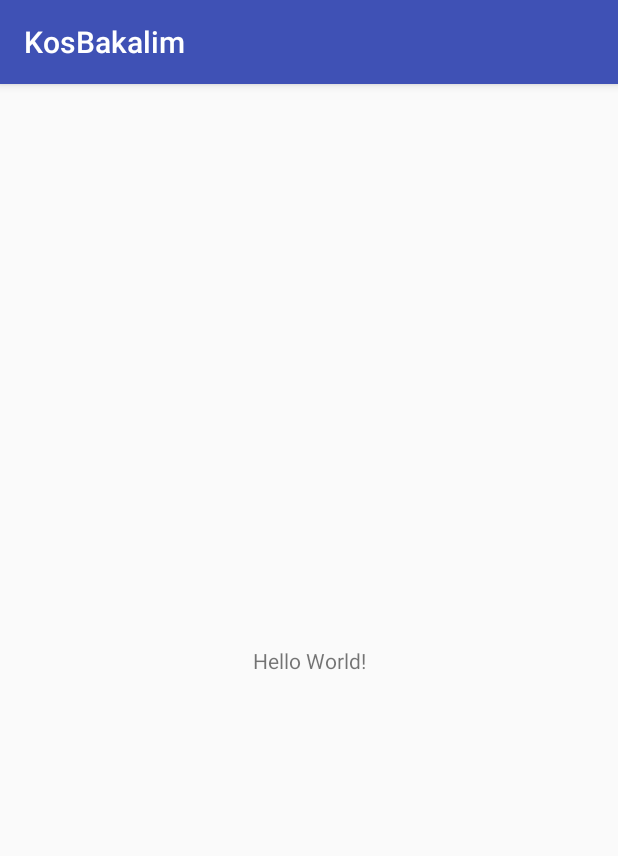
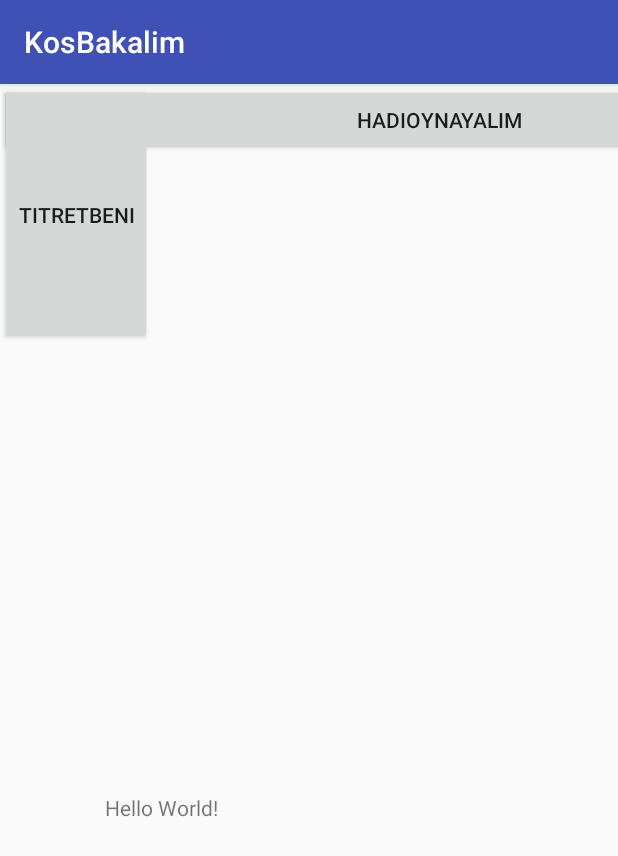
Before and after one commit to ZE0TRON/KosBakalim, an Android app: the screen it shows after launch (MainActivity), on a phone screen of 412 x 824 dp. Shown: the top 856 px of the screen. Run offline under Robolectric (Android 15) with nearby library versions, the phone set to English and light mode, and no system bars.

```diff
--- a/mobile/src/main/res/layout/activity_main.xml
+++ b/mobile/src/main/res/layout/activity_main.xml
@@ -11,8 +11,28 @@
         android:layout_height="wrap_content"
         android:text="Hello World!"
         app:layout_constraintBottom_toBottomOf="parent"
+        app:layout_constraintHorizontal_bias="0.207"
         app:layout_constraintLeft_toLeftOf="parent"
         app:layout_constraintRight_toRightOf="parent"
-        app:layout_constraintTop_toTopOf="parent" />
+        app:layout_constraintTop_toTopOf="parent"
+        app:layout_constraintVertical_bias="0.631" />
+
+    <Button
+        android:id="@+id/button4"
+        android:layout_width="wrap_content"
+        android:layout_height="174dp"
+        android:onClick="quake"
+        android:text="titretBeni"
+        tools:layout_editor_absoluteX="43dp"
+        tools:layout_editor_absoluteY="43dp" />
+
+    <Button
+        android:id="@+id/button5"
+        android:layout_width="585dp"
+        android:layout_height="wrap_content"
+        android:onClick="salla"
+        android:text="HadiOynayalım"
+        tools:layout_editor_absoluteX="8dp"
+        tools:layout_editor_absoluteY="314dp" />
 
 </android.support.constraint.ConstraintLayout>
```
Also changed, not shown: mobile/src/main/java/com/kosutakimi/kosbakalim/MainActivity.java (+15 -0 lines), mobile/src/main/java/com/kosutakimi/kosbakalim/yaris/classicMode.java (+37 -4 lines), mobile/src/main/res/layout/classic_mode.xml (added, +28 -0 lines).
